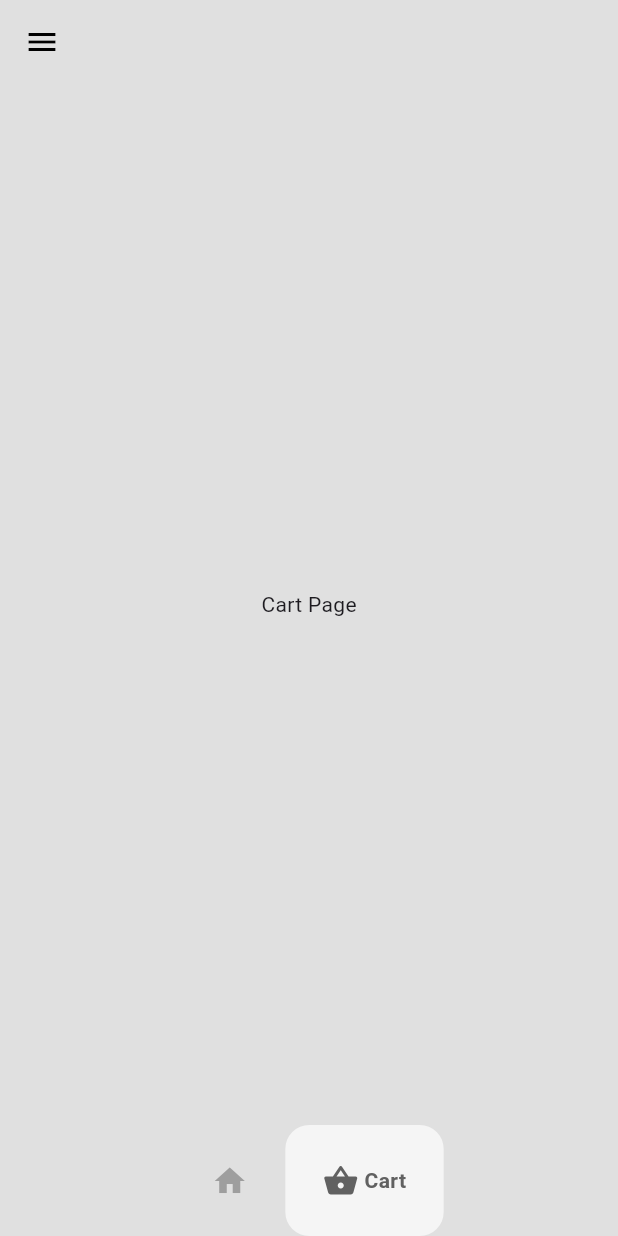
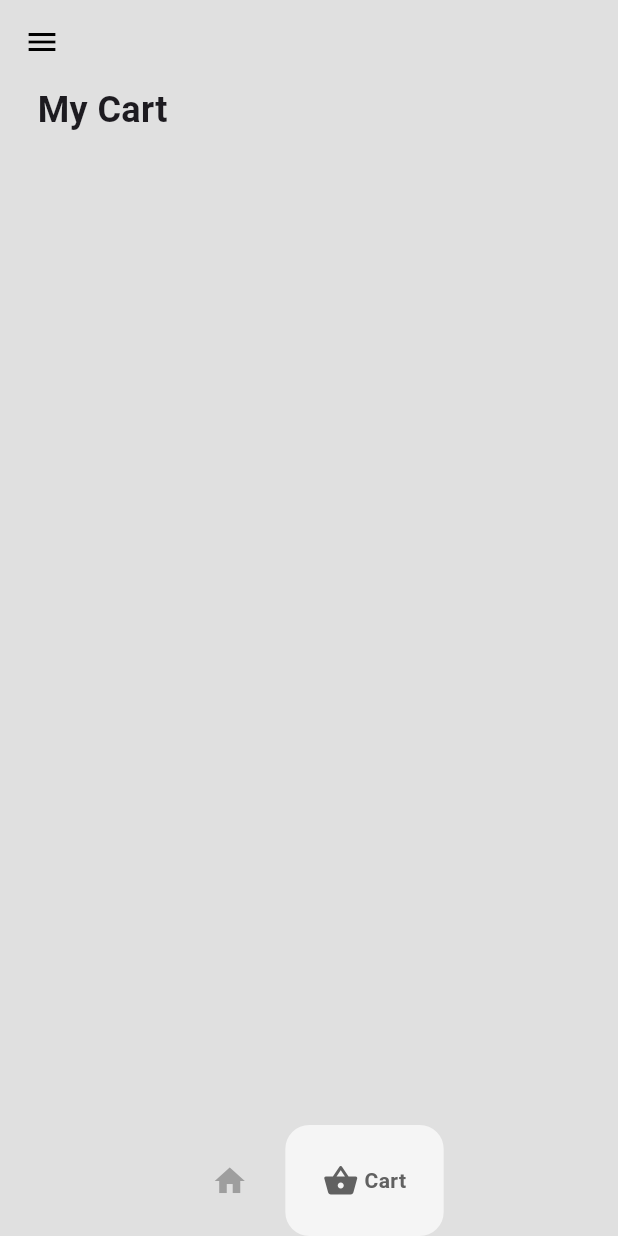
Before and after one commit to Chinokoo/ecommerce_demo, a Flutter app: the HomePage screen opened directly, item 2 of the bottom bar chosen, on a phone screen of 412 x 824 dp. Run offline on Flutter 3.47's test engine with Material 3 defaults, Android fonts, the phone set to English and light mode, and no system bars; drawn by our look-alikes of google_nav_bar.

```diff
--- a/lib/pages/cart_page.dart
+++ b/lib/pages/cart_page.dart
@@ -1,4 +1,9 @@
+import 'package:ecommerce_demo/Models/cart.dart';
+import 'package:ecommerce_demo/Models/shoe.dart';
+import 'package:ecommerce_demo/components/cart_items.dart';
 import 'package:flutter/material.dart';
+import 'package:flutter/widgets.dart';
+import 'package:provider/provider.dart';
 
 class CartPage extends StatefulWidget {
   const CartPage({super.key});
@@ -10,8 +15,30 @@ class CartPage extends StatefulWidget {
 class _CartPageState extends State<CartPage> {
   @override
   Widget build(BuildContext context) {
-    return const Center(
-      child: Text('Cart Page'),
+    return Consumer<Cart>(
+      builder: (context, value, child) => Padding(
+        padding: const EdgeInsets.symmetric(horizontal: 25),
+        child: Column(
+          crossAxisAlignment: CrossAxisAlignment.start,
+          children: [
+            const Text(
+              "My Cart",
+              style: TextStyle(fontWeight: FontWeight.bold, fontSize: 24),
+            ),
+            const SizedBox(height: 10),
+            Expanded(
+                child: ListView.builder(
+                    itemCount: value.getUserCart().length,
+                    itemBuilder: (context, index) {
+                      //get individual shoe.
+                      Shoe individualShoe = value.getUserCart()[index];
+
+                      //return the cart item.
+                      return CartItem(shoe: individualShoe);
+                    })),
+          ],
+        ),
+      ),
     );
   }
 }
--- a/pubspec.yaml
+++ b/pubspec.yaml
@@ -61,6 +61,7 @@ flutter:
   # To add assets to your application, add an assets section, like this:
   assets:
     - lib/images/
+    -lib/images/screenshots/
   #   - images/a_dot_ham.jpeg
 
   # An image asset can refer to one or more resolution-specific "variants", see
```
Also changed, not shown: lib/components/cart_items.dart (added, +39 -0 lines), 4 other files.
